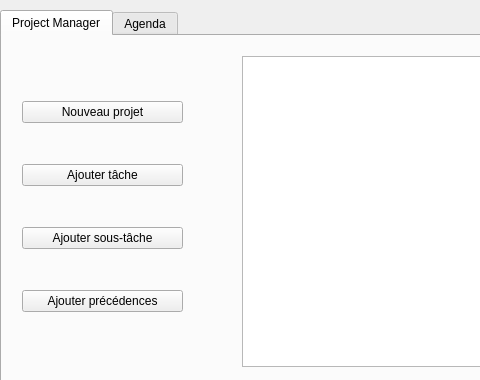
Before: the Qt Designer form ProjectCalendar/mainwindow.ui in pzins/ProjectCalendar_LO21, drawn with Qt 5; both pictures show x 0 to 480 and y 0 to 380 of the 1152 by 685 pixel window.
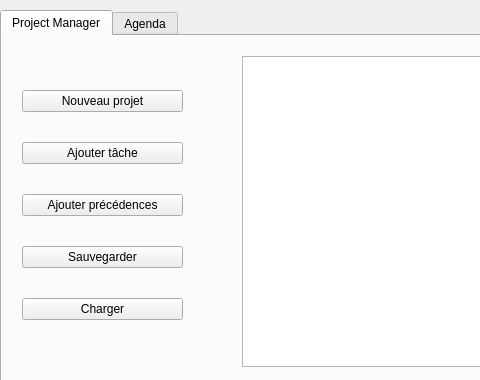
After: the same form once the commit is applied.

The edit to the form file:
```diff
--- a/ProjectCalendar/mainwindow.ui
+++ b/ProjectCalendar/mainwindow.ui
@@ -67,13 +67,6 @@
          </property>
         </widget>
        </item>
-       <item>
-        <widget class="QPushButton" name="pushButton_3">
-         <property name="text">
-          <string>Ajouter sous-tâche</string>
-         </property>
-        </widget>
-       </item>
        <item>
         <widget class="QPushButton" name="pushButton_4">
          <property name="text">
@@ -81,6 +74,20 @@
          </property>
         </widget>
        </item>
+       <item>
+        <widget class="QPushButton" name="save">
+         <property name="text">
+          <string>Sauvegarder</string>
+         </property>
+        </widget>
+       </item>
+       <item>
+        <widget class="QPushButton" name="load">
+         <property name="text">
+          <string>Charger</string>
+         </property>
+        </widget>
+       </item>
       </layout>
      </widget>
     </widget>
```
